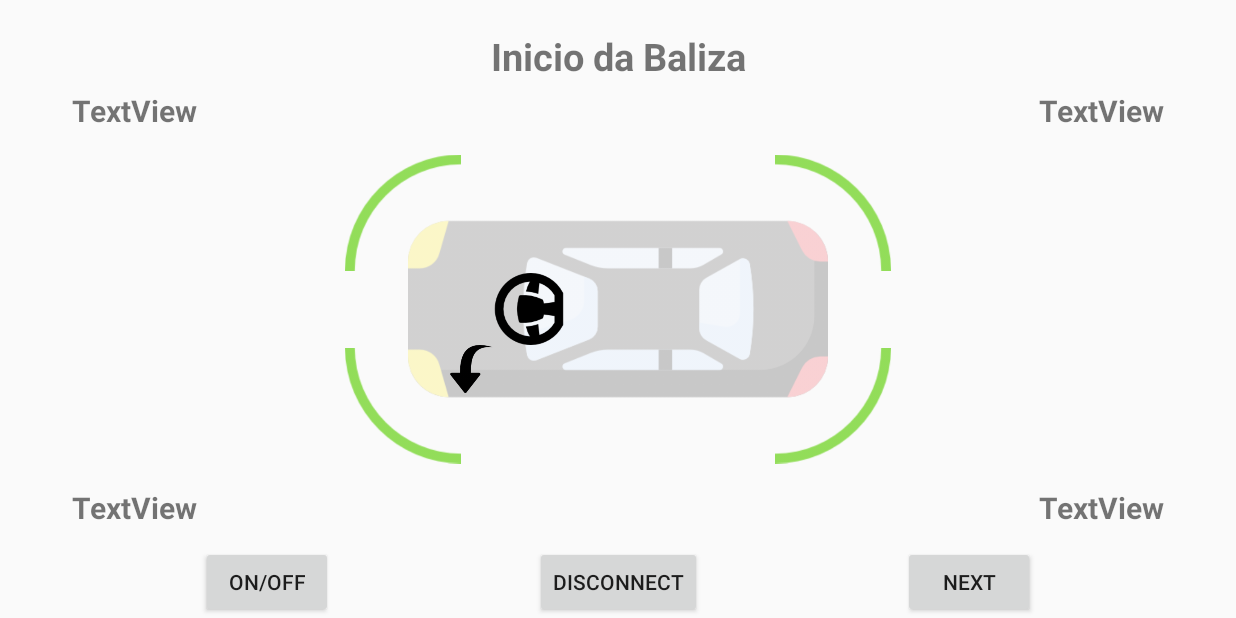
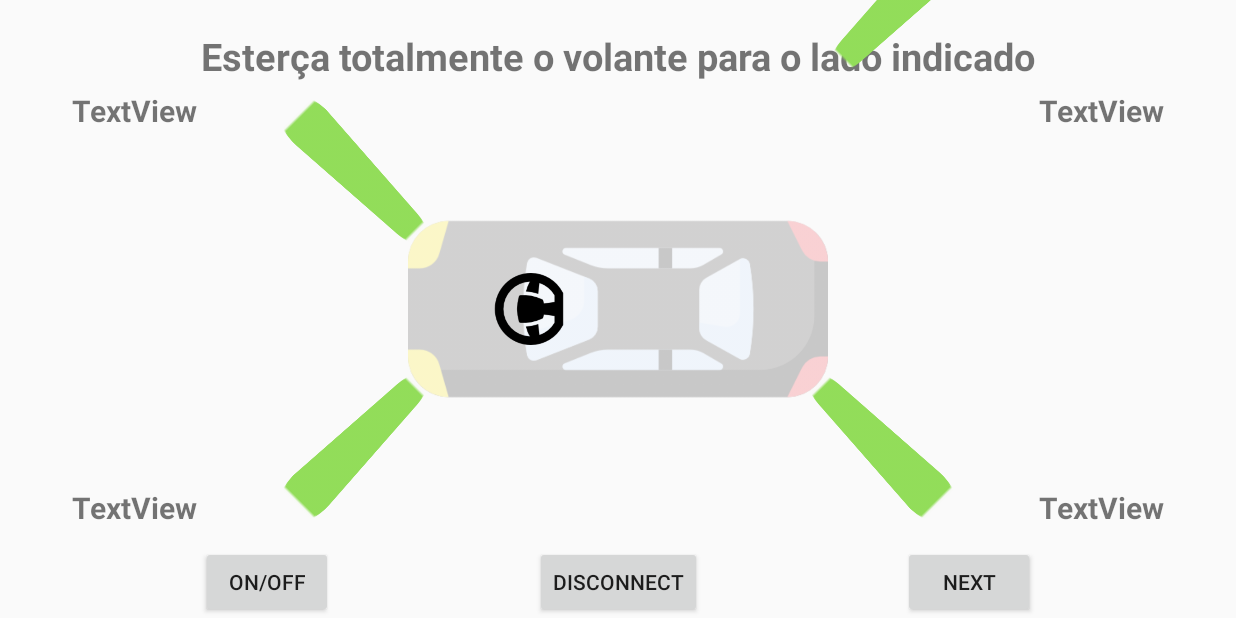
Before and after one commit to kleanlins/Baleasy, an Android app: the ControlActivity screen opened directly, with no data from a screen before it, after a tap on "NEXT", on a phone screen of 824 x 412 dp (held sideways). Run offline under Robolectric (Android 15) with nearby library versions, the phone set to English and light mode, and no system bars; libraries missing offline, so code that uses them is left out: kotlinx.coroutines.experimental; 5 statements that could not run were skipped; 3 other taps on this screen came first.

Commit message:
Main interface changes

```diff
--- a/app/src/main/java/com/example/cleanderson/baleasy_java/ControlActivity.kt
+++ b/app/src/main/java/com/example/cleanderson/baleasy_java/ControlActivity.kt
@@ -9,13 +9,13 @@ import android.os.AsyncTask
 import android.os.Bundle
 import android.support.v7.app.AppCompatActivity
 import android.util.Log
-import android.view.Window
 import android.view.animation.Animation
 import android.view.animation.AnimationUtils
 import android.widget.TextView
 import kotlinx.android.synthetic.main.control_layout.*
 import kotlinx.coroutines.experimental.*
 import kotlinx.coroutines.experimental.android.Main
+import kotlinx.coroutines.experimental.android.UI
 import java.io.IOException
 import java.util.*
 
@@ -29,16 +29,22 @@ class ControlActivity : AppCompatActivity() {
         var m_isConnected: Boolean = false
         lateinit var m_address: String
 
-        var tip_stage: Int = -1
+        const val sensor_limit = 30
+        var tip_stage: Int = 0
         val tip_list: List<String> = listOf(
                 "Inicio da Baliza",
-                "Esterce totalmente o volante para o lado indicado",
-                "Gire o volante totalmente ao contrário",
+                "Esterça totalmente o volante para o lado indicado",
+                "Agora gire o volante totalmente ao contrário",
                 "Ajuste o volante o necessário para finalizar")
 
         var rotateLeft: Animation? = null
         var rotateRight: Animation? = null
         var blink: Animation? = null
+
+        var lv_fl: Int = 0
+        var lv_fr: Int = 0
+        var lv_rl: Int = 0
+        var lv_rr: Int = 0
     }
 
     override fun onCreate(savedInstanceState: Bundle?) {
@@ -61,22 +67,45 @@ class ControlActivity : AppCompatActivity() {
         rotateRight = AnimationUtils.loadAnimation(this, R.anim.rotate_right)
         blink = AnimationUtils.loadAnimation(this, R.anim.blink)
 
+
     }
 
     private fun changeState(){
-        if(tip_stage == 3)
+
+        Log.i("STATE", tip_stage.toString())
+
+        if(tip_stage == 4) {
+            next_step_btn.text = "START"
             tip_stage = 0
+        }
         else
-            tip_stage++
+            next_step_btn.text = "NEXT"
+
 
         when(tip_stage){
-            0 -> enterLeft()
-            1 -> enterRight()
+            0 -> {
+                turnLeft()
+                tips_text.text = tip_list[tip_stage]
+            }
+            1 -> {
+                turnRight()
+                tips_text.text = tip_list[tip_stage]
+            }
+            2 -> {
+
+                tips_text.text = tip_list[tip_stage]
+            }
+            3 -> {
+
+                tips_text.text = tip_list[tip_stage]
+            }
         }
+
+        tip_stage++
+
     }
 
-    private fun enterLeft(){
-        Log.i("STATE", tip_stage.toString())
+    private fun turnLeft(){
 
         left_arrow.alpha = 1.0f
         right_arrow.alpha = 0.0f
@@ -86,8 +115,7 @@ class ControlActivity : AppCompatActivity() {
         steering_img.startAnimation(rotateLeft)
     }
 
-    private fun enterRight(){
-        Log.i("STATE", tip_stage.toString())
+    private fun turnRight(){
 
         right_arrow.alpha = 1.0f
         left_arrow.alpha = 0.0f
@@ -95,6 +123,15 @@ class ControlActivity : AppCompatActivity() {
 
         steering_img.clearAnimation()
         steering_img.startAnimation(rotateRight)
+    }
+
+    private fun scaleValue(value: Int): Float{
+        var lValue = value
+
+        if(lValue > sensor_limit)
+            lValue = sensor_limit
+
+        return ((lValue/0.3f)/100) * 2.3f
     }
 
     private fun startStream(fl: TextView, fr: TextView, rl: TextView, rr: TextView) {
@@ -107,16 +144,34 @@ class ControlActivity : AppCompatActivity() {
 
                 while(true) {
                     line = scanner.nextLine()
-//                    Log.i("device", line)
+                    Log.i("device", line)
 
                     sensorValues = line.split(" ")
 
-                    fl.text = sensorValues[0]
-                    fr.text = sensorValues[1]
-                    rl.text = sensorValues[2]
-                    rr.text = sensorValues[3]
+                    fl.text = sensorValues[0].toInt().toString() + "cm"
+                    fr.text = sensorValues[1].toInt().toString() + "cm"
+                    rl.text = sensorValues[2].toInt().toString() + "cm"
+                    rr.text = sensorValues[3].toInt().toString() + "cm"
 
-                    delay(100)
+                    if(sensorValues[0].toInt() != 0)
+                        lv_fl = sensorValues[0].toInt()
+
+                    if(sensorValues[1].toInt() != 0)
+                        lv_fr = sensorValues[1].toInt()
+
+                    if(sensorValues[2].toInt() != 0)
+                        lv_rl = sensorValues[2].toInt()
+
+                    if(sensorValues[3].toInt() != 0)
+                        lv_rr = sensorValues[3].toInt()
+
+
+                    sensor_fl.scaleY = scaleValue(lv_fl)
+                    sensor_fr.scaleY = scaleValue(lv_fr)
+                    sensor_rl.scaleY = scaleValue(lv_rl)
+                    sensor_rr.scaleY = scaleValue(lv_rr)
+
+                    delay(150)
 
                 }
             }
--- a/app/src/main/res/layout/control_layout.xml
+++ b/app/src/main/res/layout/control_layout.xml
@@ -27,7 +27,7 @@
         android:id="@+id/next_step_btn"
         android:layout_width="wrap_content"
         android:layout_height="wrap_content"
-        android:text="@string/next"
+        android:text="@string/start"
         app:layout_constraintBottom_toBottomOf="parent"
         app:layout_constraintLeft_toRightOf="@+id/control_led_disconnect"
         app:layout_constraintRight_toRightOf="parent"/>
@@ -101,7 +101,7 @@
         android:layout_marginTop="20dp"
         android:layout_marginEnd="8dp"
         android:layout_marginStart="8dp"
-        android:text="Inicio da Baliza"
+        android:text="Bem-vindo ao Baleasy"
         android:textSize="25sp"
         android:textStyle="bold"
         app:layout_constraintTop_toTopOf="parent"
@@ -113,44 +113,55 @@
         android:id="@+id/sensor_fr"
         android:layout_width="77dp"
         android:layout_height="79dp"
-        android:layout_marginStart="32dp"
-        android:layout_marginTop="36dp"
+        android:layout_marginStart="1dp"
+        android:layout_marginTop="10dp"
+        android:rotation="135"
+        android:scaleX="0.4"
+        android:scaleY="2.3"
         app:layout_constraintStart_toStartOf="@+id/car_img"
         app:layout_constraintTop_toTopOf="@+id/car_img"
-        app:srcCompat="@drawable/curve" />
+        app:srcCompat="@drawable/trapezium" />
 
     <ImageView
         android:id="@+id/sensor_fl"
         android:layout_width="77dp"
         android:layout_height="79dp"
-        android:layout_marginStart="32dp"
-        android:layout_marginBottom="36dp"
-        android:rotation="270"
+        android:layout_marginStart="1dp"
+        android:layout_marginBottom="10dp"
+        android:rotation="45"
+        android:scaleX="0.4"
+        android:scaleY="2.3"
         app:layout_constraintStart_toStartOf="@+id/car_img"
         app:layout_constraintBottom_toBottomOf="@+id/car_img"
-        app:srcCompat="@drawable/curve" />
+        app:srcCompat="@drawable/trapezium" />
 
     <ImageView
         android:id="@+id/sensor_rl"
         android:layout_width="77dp"
         android:layout_height="79dp"
-        android:layout_marginEnd="32dp"
-        android:layout_marginBottom="36dp"
-        android:rotation="180"
+        android:layout_marginEnd="1dp"
+        android:layout_marginBottom="10dp"
+        android:rotation="-45"
+        android:scaleX="0.4"
+        android:scaleY="2.3"
         app:layout_constraintEnd_toEndOf="@+id/car_img"
         app:layout_constraintBottom_toBottomOf="@+id/car_img"
-        app:srcCompat="@drawable/curve" />
+        app:srcCompat="@drawable/trapezium" />
 
     <ImageView
         android:id="@+id/sensor_rr"
         android:layout_width="77dp"
         android:layout_height="79dp"
-        android:layout_marginEnd="32dp"
-        android:layout_marginTop="36dp"
-        android:rotation="90"
+        android:layout_marginEnd="1dp"
+        android:layout_marginTop="10dp"
+        android:transformPivotX="0dp"
+        android:transformPivotY="0dp"
+        android:rotation="-135"
+        android:scaleX=".4"
+        android:scaleY="2.3"
         app:layout_constraintEnd_toEndOf="@+id/car_img"
         app:layout_constraintTop_toTopOf="@+id/car_img"
-        app:srcCompat="@drawable/curve" />
+        app:srcCompat="@drawable/trapezium" />
 
     <ImageView
         android:id="@+id/steering_img"
--- a/app/src/main/res/values/strings.xml
+++ b/app/src/main/res/values/strings.xml
@@ -4,4 +4,5 @@
     <string name="switch_on_off">On/Off</string>
     <string name="disconnect">Disconnect</string>
     <string name="next">Next</string>
+    <string name="start">Start</string>
 </resources>
```
Also changed, not shown: app/src/main/res/drawable/trapezium.png.
